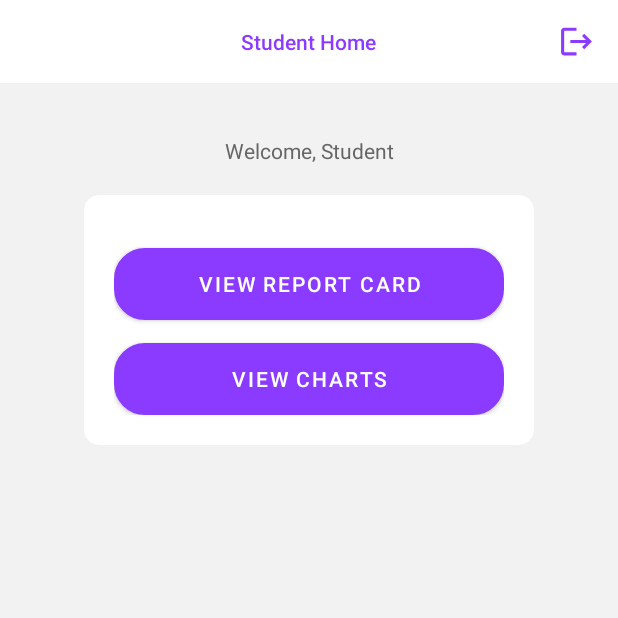
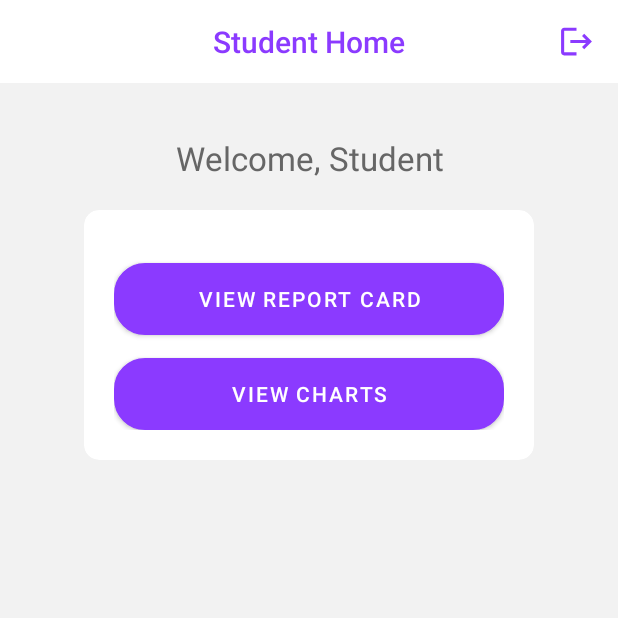
Before and after one commit to ZikrAashik/Smart-Marks, an Android app: the StudentHomeActivity screen opened directly, with no data from a screen before it, on a phone screen of 412 x 824 dp, the top half of it. Run offline under Robolectric (Android 15) with nearby library versions, the phone set to English and light mode, and no system bars; our stand-ins replace Firebase (no records; nobody signed in at launch, a user with empty details on screens opened directly).

Commit message:
Home Modifications

```diff
--- a/app/src/main/java/com/zikraashik/smart_marks/StudentHomeActivity.java
+++ b/app/src/main/java/com/zikraashik/smart_marks/StudentHomeActivity.java
@@ -4,13 +4,23 @@ import android.content.Intent;
 import android.os.Bundle;
 import android.view.View;
 import android.widget.Button;
+import android.widget.TextView;
+
 import androidx.appcompat.app.AppCompatActivity;
 
 import com.google.firebase.auth.FirebaseAuth;
+import com.google.firebase.auth.FirebaseUser;
+import com.google.firebase.database.DataSnapshot;
+import com.google.firebase.database.DatabaseError;
+import com.google.firebase.database.DatabaseReference;
+import com.google.firebase.database.FirebaseDatabase;
+import com.google.firebase.database.ValueEventListener;
 
 public class StudentHomeActivity extends AppCompatActivity {
 
     private Button btnViewReport, btnViewCharts;
+    private DatabaseReference mDatabase;
+    private FirebaseAuth mAuth;
 
     @Override
     protected void onCreate(Bundle savedInstanceState) {
@@ -22,10 +32,38 @@ public class StudentHomeActivity extends AppCompatActivity {
 
         //btnViewReport.setOnClickListener(v -> startActivity(new Intent(StudentHomeActivity.this, ViewReportActivity.class)));
         //btnViewCharts.setOnClickListener(v -> startActivity(new Intent(StudentHomeActivity.this, ViewChartsActivity.class)));
+
+        mDatabase = FirebaseDatabase.getInstance().getReference();
+        mAuth = FirebaseAuth.getInstance();
+
+        FirebaseUser currentUser = mAuth.getCurrentUser();
+        if (currentUser != null) {
+            String userId = currentUser.getUid();
+
+            // Retrieve user's first name and last name from Firebase Realtime Database
+            mDatabase.child("Users").child(userId).addListenerForSingleValueEvent(new ValueEventListener() {
+                @Override
+                public void onDataChange(DataSnapshot dataSnapshot) {
+                    if (dataSnapshot.exists()) {
+                        String firstName = dataSnapshot.child("firstname").getValue(String.class);
+                        String lastName = dataSnapshot.child("lastname").getValue(String.class);
+
+                        // Update the welcome message with user's first name and last name
+                        TextView welcomeTextView = findViewById(R.id.tv_welcome_teacher);
+                        welcomeTextView.setText("Welcome, " + firstName + " " + lastName);
+                    }
+                }
+
+                @Override
+                public void onCancelled(DatabaseError databaseError) {
+                    // Handle errors
+                }
+            });
+        }
     }
 
     public void logOut(View view) {
-        FirebaseAuth.getInstance().signOut();
+        mAuth.signOut();
         startActivity(new Intent(StudentHomeActivity.this, LoginActivity.class));
         finish();
     }
--- a/app/src/main/res/layout/activity_login.xml
+++ b/app/src/main/res/layout/activity_login.xml
@@ -35,7 +35,7 @@
                 android:layout_width="wrap_content"
                 android:layout_height="wrap_content"
                 android:text="Login"
-                android:textAppearance="@style/TextAppearance.AppCompat.Body2"
+                android:textAppearance="@style/TextAppearance.AppCompat.Title"
                 android:textColor="@color/colorPrimary" />
 
             <View
--- a/app/src/main/res/layout/activity_register.xml
+++ b/app/src/main/res/layout/activity_register.xml
@@ -36,7 +36,7 @@
                 android:layout_width="wrap_content"
                 android:layout_height="wrap_content"
                 android:text="Register"
-                android:textAppearance="@style/TextAppearance.AppCompat.Body2"
+                android:textAppearance="@style/TextAppearance.AppCompat.Title"
                 android:textColor="@color/colorPrimary" />
 
             <View
--- a/app/src/main/res/layout/activity_student_home.xml
+++ b/app/src/main/res/layout/activity_student_home.xml
@@ -34,7 +34,7 @@
                 android:layout_width="wrap_content"
                 android:layout_height="wrap_content"
                 android:text="Student Home"
-                android:textAppearance="@style/TextAppearance.AppCompat.Body2"
+                android:textAppearance="@style/TextAppearance.AppCompat.Title"
                 android:textColor="@color/colorPrimary" />
 
             <View
@@ -59,13 +59,14 @@
     </com.google.android.material.appbar.AppBarLayout>
 
     <TextView
+        android:id="@+id/tv_welcome_student"
         android:layout_width="300dp"
         android:layout_height="wrap_content"
         android:layout_marginTop="@dimen/spacing_xlarge"
         android:layout_marginBottom="@dimen/spacing_mlarge"
         android:gravity="center"
         android:text="Welcome, Student"
-        android:textAppearance="@style/TextAppearance.AppCompat.Body1"
+        android:textAppearance="@style/TextAppearance.AppCompat.Large"
         android:textColor="@color/grey_60" />
 
     <androidx.cardview.widget.CardView
--- a/app/src/main/res/layout/activity_teacher_home.xml
+++ b/app/src/main/res/layout/activity_teacher_home.xml
@@ -34,7 +34,7 @@
                 android:layout_width="wrap_content"
                 android:layout_height="wrap_content"
                 android:text="Teacher Home"
-                android:textAppearance="@style/TextAppearance.AppCompat.Body2"
+                android:textAppearance="@style/TextAppearance.AppCompat.Title"
                 android:textColor="@color/colorPrimary" />
 
             <View
@@ -59,13 +59,14 @@
     </com.google.android.material.appbar.AppBarLayout>
 
     <TextView
+        android:id="@+id/tv_welcome_teacher"
         android:layout_width="300dp"
         android:layout_height="wrap_content"
         android:layout_marginTop="@dimen/spacing_xlarge"
         android:layout_marginBottom="@dimen/spacing_mlarge"
         android:gravity="center"
         android:text="Welcome, Teacher"
-        android:textAppearance="@style/TextAppearance.AppCompat.Body1"
+        android:textAppearance="@style/TextAppearance.AppCompat.Large"
         android:textColor="@color/grey_60" />
 
     <androidx.cardview.widget.CardView
```
Also changed, not shown: app/src/main/java/com/zikraashik/smart_marks/TeacherHomeActivity.java (+39 -1 lines).
